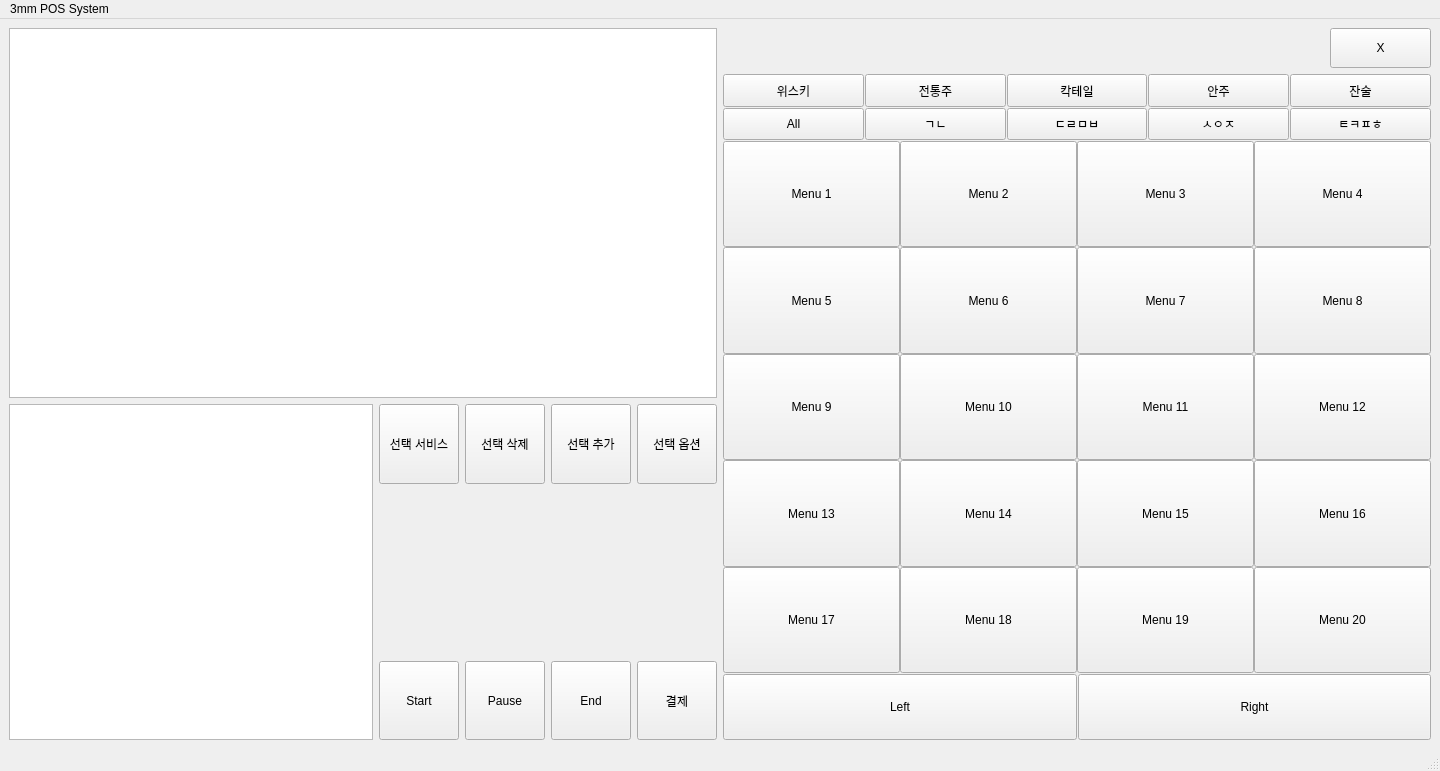
First picture: the form in menu.ui, repository SIMMMMMMMBA/3mm_pos_system, before the edit.
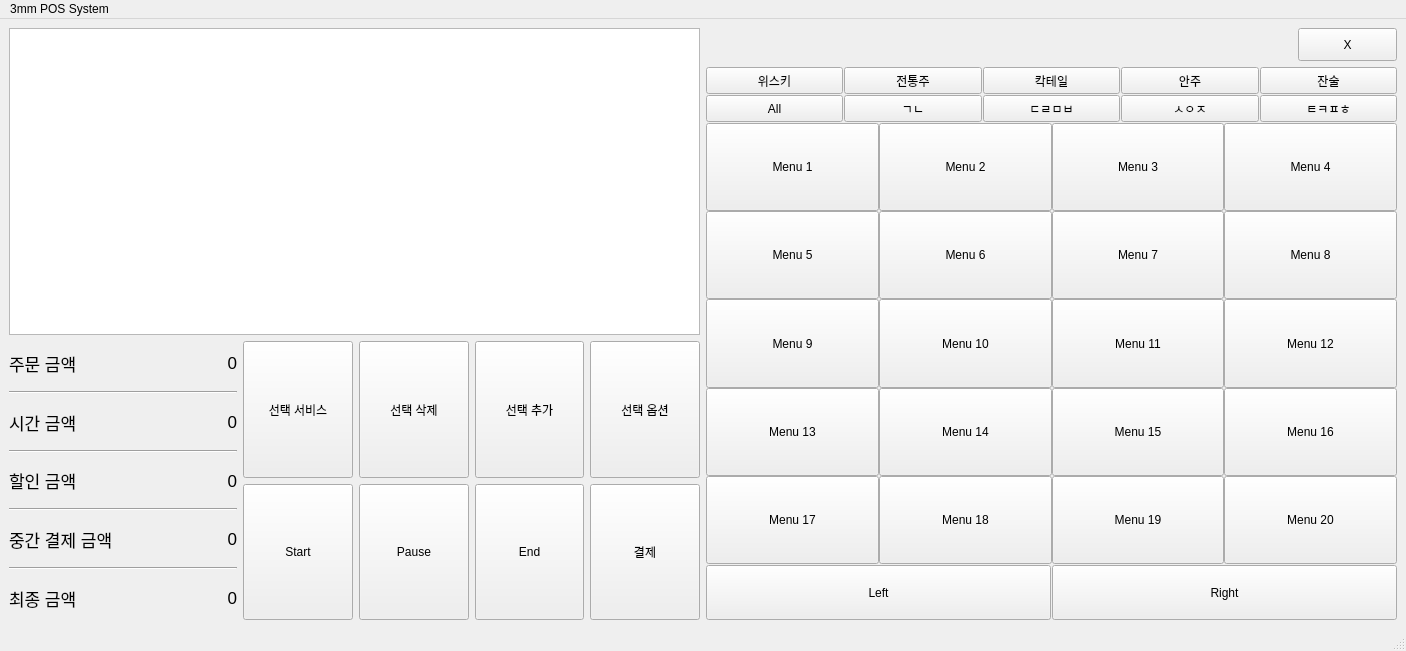
Second picture: the form after the edit.

Patch:
```diff
--- a/menu.ui
+++ b/menu.ui
@@ -6,8 +6,8 @@
    <rect>
     <x>0</x>
     <y>0</y>
-    <width>1440</width>
-    <height>771</height>
+    <width>1406</width>
+    <height>651</height>
    </rect>
   </property>
   <property name="sizePolicy">
@@ -32,11 +32,250 @@
       <item row="2" column="0" rowspan="3">
        <layout class="QGridLayout" name="left_grid" rowstretch="1">
         <item row="0" column="0">
-         <layout class="QGridLayout" name="result" rowstretch="1,1,1,1" columnstretch="6,1,1,1,1">
-          <item row="0" column="0" rowspan="4">
-           <widget class="QTextBrowser" name="result_viewer"/>
+         <layout class="QGridLayout" name="result" rowstretch="1,1" columnstretch="3,1,1,1,1,1,1">
+          <item row="0" column="0" rowspan="2">
+           <layout class="QGridLayout" name="gridLayout">
+            <item row="0" column="0">
+             <widget class="QLabel" name="label">
+              <property name="sizePolicy">
+               <sizepolicy hsizetype="Expanding" vsizetype="Ignored">
+                <horstretch>0</horstretch>
+                <verstretch>0</verstretch>
+               </sizepolicy>
+              </property>
+              <property name="font">
+               <font>
+                <pointsize>13</pointsize>
+               </font>
+              </property>
+              <property name="text">
+               <string>주문 금액</string>
+              </property>
+             </widget>
+            </item>
+            <item row="6" column="1">
+             <widget class="QLabel" name="paid_label">
+              <property name="sizePolicy">
+               <sizepolicy hsizetype="Expanding" vsizetype="Ignored">
+                <horstretch>0</horstretch>
+                <verstretch>0</verstretch>
+               </sizepolicy>
+              </property>
+              <property name="font">
+               <font>
+                <pointsize>13</pointsize>
+               </font>
+              </property>
+              <property name="text">
+               <string>0</string>
+              </property>
+              <property name="alignment">
+               <set>Qt::AlignRight|Qt::AlignTrailing|Qt::AlignVCenter</set>
+              </property>
+             </widget>
+            </item>
+            <item row="3" column="0" colspan="2">
+             <widget class="Line" name="line_2">
+              <property name="orientation">
+               <enum>Qt::Horizontal</enum>
+              </property>
+             </widget>
+            </item>
+            <item row="5" column="0" colspan="2">
+             <widget class="Line" name="line_3">
+              <property name="orientation">
+               <enum>Qt::Horizontal</enum>
+              </property>
+             </widget>
+            </item>
+            <item row="6" column="0">
+             <widget class="QLabel" name="label_4">
+              <property name="sizePolicy">
+               <sizepolicy hsizetype="Expanding" vsizetype="Expanding">
+                <horstretch>0</horstretch>
+                <verstretch>0</verstretch>
+               </sizepolicy>
+              </property>
+              <property name="font">
+               <font>
+                <pointsize>13</pointsize>
+               </font>
+              </property>
+              <property name="text">
+               <string>중간 결제 금액</string>
+              </property>
+             </widget>
+            </item>
+            <item row="4" column="1">
+             <widget class="QLabel" name="discount_label">
+              <property name="sizePolicy">
+               <sizepolicy hsizetype="Expanding" vsizetype="Expanding">
+                <horstretch>0</horstretch>
+                <verstretch>0</verstretch>
+               </sizepolicy>
+              </property>
+              <property name="font">
+               <font>
+                <pointsize>13</pointsize>
+               </font>
+              </property>
+              <property name="text">
+               <string>0</string>
+              </property>
+              <property name="alignment">
+               <set>Qt::AlignRight|Qt::AlignTrailing|Qt::AlignVCenter</set>
+              </property>
+             </widget>
+            </item>
+            <item row="8" column="1">
+             <widget class="QLabel" name="total_label">
+              <property name="sizePolicy">
+               <sizepolicy hsizetype="Expanding" vsizetype="Expanding">
+                <horstretch>0</horstretch>
+                <verstretch>0</verstretch>
+               </sizepolicy>
+              </property>
+              <property name="font">
+               <font>
+                <pointsize>13</pointsize>
+               </font>
+              </property>
+              <property name="text">
+               <string>0</string>
+              </property>
+              <property name="alignment">
+               <set>Qt::AlignRight|Qt::AlignTrailing|Qt::AlignVCenter</set>
+              </property>
+             </widget>
+            </item>
+            <item row="1" column="0" colspan="2">
+             <widget class="Line" name="line">
+              <property name="orientation">
+               <enum>Qt::Horizontal</enum>
+              </property>
+             </widget>
+            </item>
+            <item row="2" column="0">
+             <widget class="QLabel" name="label_2">
+              <property name="sizePolicy">
+               <sizepolicy hsizetype="Expanding" vsizetype="Expanding">
+                <horstretch>0</horstretch>
+                <verstretch>0</verstretch>
+               </sizepolicy>
+              </property>
+              <property name="font">
+               <font>
+                <pointsize>13</pointsize>
+               </font>
+              </property>
+              <property name="text">
+               <string>시간 금액</string>
+              </property>
+             </widget>
+            </item>
+            <item row="4" column="0">
+             <widget class="QLabel" name="label_3">
+              <property name="sizePolicy">
+               <sizepolicy hsizetype="Expanding" vsizetype="Ignored">
+                <horstretch>0</horstretch>
+                <verstretch>0</verstretch>
+               </sizepolicy>
+              </property>
+              <property name="font">
+               <font>
+                <pointsize>13</pointsize>
+               </font>
+              </property>
+              <property name="text">
+               <string>할인 금액</string>
+              </property>
+             </widget>
+            </item>
+            <item row="8" column="0">
+             <widget class="QLabel" name="label_5">
+              <property name="sizePolicy">
+               <sizepolicy hsizetype="Expanding" vsizetype="Expanding">
+                <horstretch>0</horstretch>
+                <verstretch>0</verstretch>
+               </sizepolicy>
+              </property>
+              <property name="font">
+               <font>
+                <pointsize>13</pointsize>
+               </font>
+              </property>
+              <property name="text">
+               <string>최종 금액</string>
+              </property>
+             </widget>
           </item>
           <item row="0" column="1">
+             <widget class="QLabel" name="order_label">
+              <property name="sizePolicy">
+               <sizepolicy hsizetype="Expanding" vsizetype="Expanding">
+                <horstretch>0</horstretch>
+                <verstretch>0</verstretch>
+               </sizepolicy>
+              </property>
+              <property name="font">
+               <font>
+                <pointsize>13</pointsize>
+               </font>
+              </property>
+              <property name="text">
+               <string>0</string>
+              </property>
+              <property name="alignment">
+               <set>Qt::AlignRight|Qt::AlignTrailing|Qt::AlignVCenter</set>
+              </property>
+             </widget>
+            </item>
+            <item row="2" column="1">
+             <widget class="QLabel" name="time_label">
+              <property name="sizePolicy">
+               <sizepolicy hsizetype="Expanding" vsizetype="Expanding">
+                <horstretch>0</horstretch>
+                <verstretch>0</verstretch>
+               </sizepolicy>
+              </property>
+              <property name="font">
+               <font>
+                <pointsize>13</pointsize>
+               </font>
+              </property>
+              <property name="text">
+               <string>0</string>
+              </property>
+              <property name="alignment">
+               <set>Qt::AlignRight|Qt::AlignTrailing|Qt::AlignVCenter</set>
+              </property>
+             </widget>
+            </item>
+            <item row="7" column="0" colspan="2">
+             <widget class="Line" name="line_4">
+              <property name="orientation">
+               <enum>Qt::Horizontal</enum>
+              </property>
+             </widget>
+            </item>
+           </layout>
+          </item>
+          <item row="0" column="1" rowspan="2" colspan="6">
+           <layout class="QGridLayout" name="gridLayout_2">
+            <item row="0" column="3">
+             <widget class="QPushButton" name="pushButton_4">
+              <property name="sizePolicy">
+               <sizepolicy hsizetype="Expanding" vsizetype="Expanding">
+                <horstretch>0</horstretch>
+                <verstretch>0</verstretch>
+               </sizepolicy>
+              </property>
+              <property name="text">
+               <string>선택 옵션</string>
+              </property>
+             </widget>
+            </item>
+            <item row="0" column="0">
            <widget class="QPushButton" name="order_service">
             <property name="sizePolicy">
              <sizepolicy hsizetype="Expanding" vsizetype="Expanding">
@@ -50,19 +289,6 @@
            </widget>
           </item>
           <item row="0" column="2">
-           <widget class="QPushButton" name="order_delete">
-            <property name="sizePolicy">
-             <sizepolicy hsizetype="Expanding" vsizetype="Expanding">
-              <horstretch>0</horstretch>
-              <verstretch>0</verstretch>
-             </sizepolicy>
-            </property>
-            <property name="text">
-             <string>선택 삭제</string>
-            </property>
-           </widget>
-          </item>
-          <item row="0" column="3">
            <widget class="QPushButton" name="order_add">
             <property name="sizePolicy">
              <sizepolicy hsizetype="Expanding" vsizetype="Expanding">
@@ -75,8 +301,8 @@
             </property>
            </widget>
           </item>
-          <item row="0" column="4">
-           <widget class="QPushButton" name="pushButton_4">
+            <item row="0" column="1">
+             <widget class="QPushButton" name="order_delete">
             <property name="sizePolicy">
              <sizepolicy hsizetype="Expanding" vsizetype="Expanding">
               <horstretch>0</horstretch>
@@ -84,11 +310,11 @@
              </sizepolicy>
             </property>
             <property name="text">
-             <string>선택 옵션</string>
+               <string>선택 삭제</string>
             </property>
            </widget>
           </item>
-          <item row="3" column="1">
+            <item row="1" column="0">
            <widget class="QPushButton" name="start">
             <property name="sizePolicy">
              <sizepolicy hsizetype="Expanding" vsizetype="Expanding">
@@ -101,7 +327,7 @@
             </property>
            </widget>
           </item>
-          <item row="3" column="2">
+            <item row="1" column="1">
            <widget class="QPushButton" name="discount">
             <property name="sizePolicy">
              <sizepolicy hsizetype="Expanding" vsizetype="Expanding">
@@ -114,7 +340,7 @@
             </property>
            </widget>
           </item>
-          <item row="3" column="3">
+            <item row="1" column="2">
            <widget class="QPushButton" name="end">
             <property name="sizePolicy">
              <sizepolicy hsizetype="Expanding" vsizetype="Expanding">
@@ -127,7 +353,7 @@
             </property>
            </widget>
           </item>
-          <item row="3" column="4">
+            <item row="1" column="3">
            <widget class="QPushButton" name="payment">
             <property name="sizePolicy">
              <sizepolicy hsizetype="Expanding" vsizetype="Expanding">
@@ -144,6 +370,8 @@
         </item>
        </layout>
       </item>
+       </layout>
+      </item>
       <item row="0" column="2">
        <layout class="QHBoxLayout" name="exit_grid" stretch="6,1">
         <item>
@@ -641,7 +869,7 @@
     <rect>
      <x>0</x>
      <y>0</y>
-     <width>1440</width>
+     <width>1406</width>
      <height>24</height>
     </rect>
    </property>
```
Lines whose indentation alone changed are shown as unchanged.
